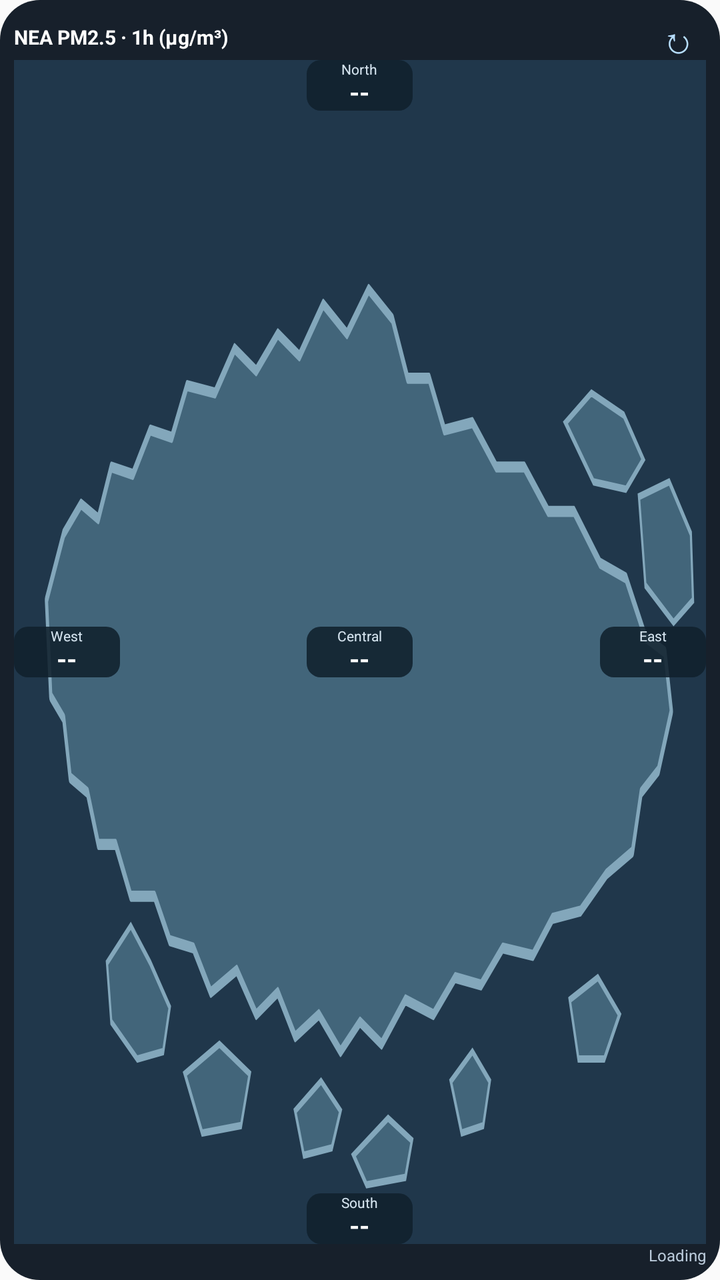
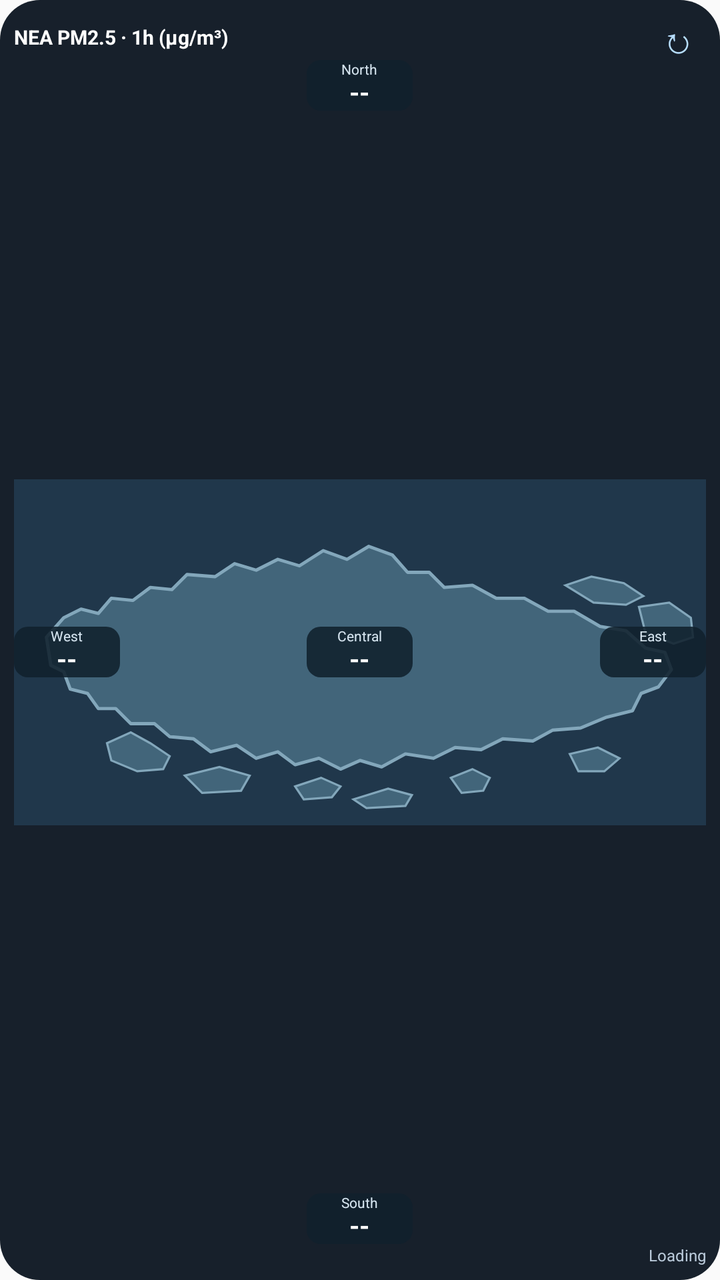

The first picture is an Android layout as it rendered before a commit; the second is the same layout after the commit. The layout source and the unified diff follow.
<!-- AndroidManifest.xml: application theme android:Theme.Material.Light.NoActionBar -->
<!-- res/layout/widget_pm.xml -->
<LinearLayout xmlns:android="http://schemas.android.com/apk/res/android" android:layout_width="match_parent" android:layout_height="match_parent" android:orientation="vertical" android:padding="7dp" android:background="@drawable/widget_bg">
<LinearLayout android:layout_width="match_parent" android:layout_height="23dp" android:gravity="center_vertical" android:orientation="horizontal">
<TextView android:layout_width="0dp" android:layout_weight="1" android:layout_height="wrap_content" android:text="NEA PM2.5 · 1h (µg/m³)" android:textSize="10sp" android:textStyle="bold" android:textColor="#FFFFFF" android:singleLine="true"/>
<TextView android:id="@+id/refresh" android:layout_width="28dp" android:layout_height="23dp" android:gravity="center" android:text="↻" android:textSize="18sp" android:textColor="#B7DEFF" android:contentDescription="Refresh readings"/>
</LinearLayout>
<FrameLayout android:layout_width="match_parent" android:layout_height="0dp" android:layout_weight="1">
<ImageView android:layout_width="match_parent" android:layout_height="match_parent" android:src="@drawable/singapore_map" android:scaleType="fitXY" android:contentDescription="Stylized Singapore map"/>
<LinearLayout android:layout_width="53dp" android:layout_height="wrap_content" android:orientation="vertical" android:gravity="center" android:layout_gravity="center_horizontal|top" android:background="@drawable/reading_bg" android:paddingTop="1dp" android:paddingBottom="1dp">
<TextView android:layout_width="wrap_content" android:layout_height="wrap_content" android:text="North" android:textSize="7sp" android:textColor="#D5E4EF" android:includeFontPadding="false"/>
<TextView android:id="@+id/north" android:layout_width="wrap_content" android:layout_height="wrap_content" android:text="--" android:textSize="13sp" android:textStyle="bold" android:textColor="#FFFFFF" android:includeFontPadding="false"/>
</LinearLayout>
<LinearLayout android:layout_width="53dp" android:layout_height="wrap_content" android:orientation="vertical" android:gravity="center" android:layout_gravity="left|center_vertical" android:background="@drawable/reading_bg" android:paddingTop="1dp" android:paddingBottom="1dp">
<TextView android:layout_width="wrap_content" android:layout_height="wrap_content" android:text="West" android:textSize="7sp" android:textColor="#D5E4EF" android:includeFontPadding="false"/>
<TextView android:id="@+id/west" android:layout_width="wrap_content" android:layout_height="wrap_content" android:text="--" android:textSize="13sp" android:textStyle="bold" android:textColor="#FFFFFF" android:includeFontPadding="false"/>
</LinearLayout>
<LinearLayout android:layout_width="53dp" android:layout_height="wrap_content" android:orientation="vertical" android:gravity="center" android:layout_gravity="center" android:background="@drawable/reading_bg" android:paddingTop="1dp" android:paddingBottom="1dp">
<TextView android:layout_width="wrap_content" android:layout_height="wrap_content" android:text="Central" android:textSize="7sp" android:textColor="#D5E4EF" android:includeFontPadding="false"/>
<TextView android:id="@+id/central" android:layout_width="wrap_content" android:layout_height="wrap_content" android:text="--" android:textSize="13sp" android:textStyle="bold" android:textColor="#FFFFFF" android:includeFontPadding="false"/>
</LinearLayout>
<LinearLayout android:layout_width="53dp" android:layout_height="wrap_content" android:orientation="vertical" android:gravity="center" android:layout_gravity="right|center_vertical" android:background="@drawable/reading_bg" android:paddingTop="1dp" android:paddingBottom="1dp">
<TextView android:layout_width="wrap_content" android:layout_height="wrap_content" android:text="East" android:textSize="7sp" android:textColor="#D5E4EF" android:includeFontPadding="false"/>
<TextView android:id="@+id/east" android:layout_width="wrap_content" android:layout_height="wrap_content" android:text="--" android:textSize="13sp" android:textStyle="bold" android:textColor="#FFFFFF" android:includeFontPadding="false"/>
</LinearLayout>
<LinearLayout android:layout_width="53dp" android:layout_height="wrap_content" android:orientation="vertical" android:gravity="center" android:layout_gravity="center_horizontal|bottom" android:background="@drawable/reading_bg" android:paddingTop="1dp" android:paddingBottom="1dp">
<TextView android:layout_width="wrap_content" android:layout_height="wrap_content" android:text="South" android:textSize="7sp" android:textColor="#D5E4EF" android:includeFontPadding="false"/>
<TextView android:id="@+id/south" android:layout_width="wrap_content" android:layout_height="wrap_content" android:text="--" android:textSize="13sp" android:textStyle="bold" android:textColor="#FFFFFF" android:includeFontPadding="false"/>
</LinearLayout>
</FrameLayout>
<TextView android:id="@+id/status" android:layout_width="match_parent" android:layout_height="wrap_content" android:gravity="right" android:text="Loading" android:textSize="8sp" android:textColor="#B9C9D9" android:singleLine="true" android:ellipsize="end"/>
</LinearLayout>
<!-- resources referenced by this layout -->
<resources>
  <!-- drawable reading_bg (drawable) -->
  <shape xmlns:android="http://schemas.android.com/apk/res/android"><solid android:color="#DF10202D"/><corners android:radius="7dp"/></shape>
  <!-- drawable singapore_map (drawable) -->
  <vector xmlns:android="http://schemas.android.com/apk/res/android" android:width="320dp" android:height="160dp" android:viewportWidth="320" android:viewportHeight="160">
  
  <path android:fillColor="#20374B" android:pathData="M0,0 H320 V160 H0 Z"/>
  <path android:fillColor="#42657A" android:strokeColor="#83A7BB" android:strokeWidth="1.5" android:strokeLineJoin="round" android:pathData="M15,73 L23,64 31,60 39,62 45,55 55,56 63,50 73,51 80,44 93,45 102,39 112,42 122,37 132,40 143,33 154,37 164,31 175,35 182,43 192,43 199,50 212,49 223,55 236,55 247,61 259,61 271,68 283,70 292,78 301,80 304,88 298,96 290,99 286,107 274,110 262,115 249,116 240,121 226,120 216,125 204,124 194,129 181,127 170,133 160,130 151,134 141,129 130,132 122,126 112,129 103,123 91,126 83,120 72,119 65,113 54,113 47,106 39,106 34,99 26,97 23,89 17,86 Z"/>
  
  <path android:fillColor="#42657A" android:strokeColor="#83A7BB" android:strokeWidth="1" android:pathData="M43,122 L54,117 63,122 72,128 69,134 57,135 45,130 Z M79,137 L95,133 109,137 105,144 87,145 Z M130,142 L142,138 151,142 147,147 134,148 Z M157,148 L173,143 184,146 181,151 163,152 Z M202,138 L212,134 220,138 217,144 207,145 Z M257,127 L270,124 280,129 273,135 261,135 Z"/>
  
  <path android:fillColor="#42657A" android:strokeColor="#83A7BB" android:strokeWidth="1" android:pathData="M255,49 L267,45 282,48 291,54 283,58 268,57 Z M289,59 L303,57 313,64 314,73 305,76 292,71 Z"/>
  </vector>
  <!-- drawable widget_bg (drawable) -->
  <shape xmlns:android="http://schemas.android.com/apk/res/android"><solid android:color="#17202B"/><corners android:radius="20dp"/></shape>
</resources>

<!-- the commit's change to res/layout/widget_pm.xml (unified diff, before → after) -->
@@ -4,7 +4,7 @@
 <TextView android:id="@+id/refresh" android:layout_width="28dp" android:layout_height="23dp" android:gravity="center" android:text="↻" android:textSize="18sp" android:textColor="#B7DEFF" android:contentDescription="Refresh readings"/>
 </LinearLayout>
 <FrameLayout android:layout_width="match_parent" android:layout_height="0dp" android:layout_weight="1">
-<ImageView android:layout_width="match_parent" android:layout_height="match_parent" android:src="@drawable/singapore_map" android:scaleType="fitXY" android:contentDescription="Stylized Singapore map"/>
+<ImageView android:layout_width="match_parent" android:layout_height="match_parent" android:src="@drawable/singapore_map" android:scaleType="fitCenter" android:contentDescription="Stylized Singapore map"/>
 <LinearLayout android:layout_width="53dp" android:layout_height="wrap_content" android:orientation="vertical" android:gravity="center" android:layout_gravity="center_horizontal|top" android:background="@drawable/reading_bg" android:paddingTop="1dp" android:paddingBottom="1dp">
 <TextView android:layout_width="wrap_content" android:layout_height="wrap_content" android:text="North" android:textSize="7sp" android:textColor="#D5E4EF" android:includeFontPadding="false"/>
 <TextView android:id="@+id/north" android:layout_width="wrap_content" android:layout_height="wrap_content" android:text="--" android:textSize="13sp" android:textStyle="bold" android:textColor="#FFFFFF" android:includeFontPadding="false"/>
